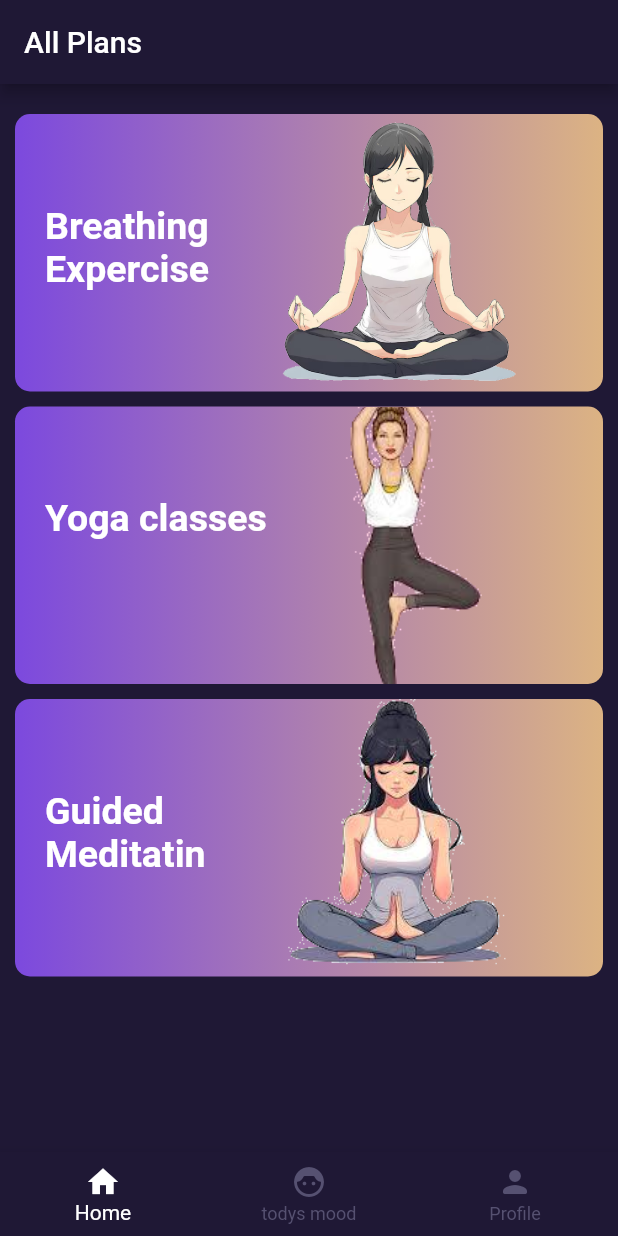
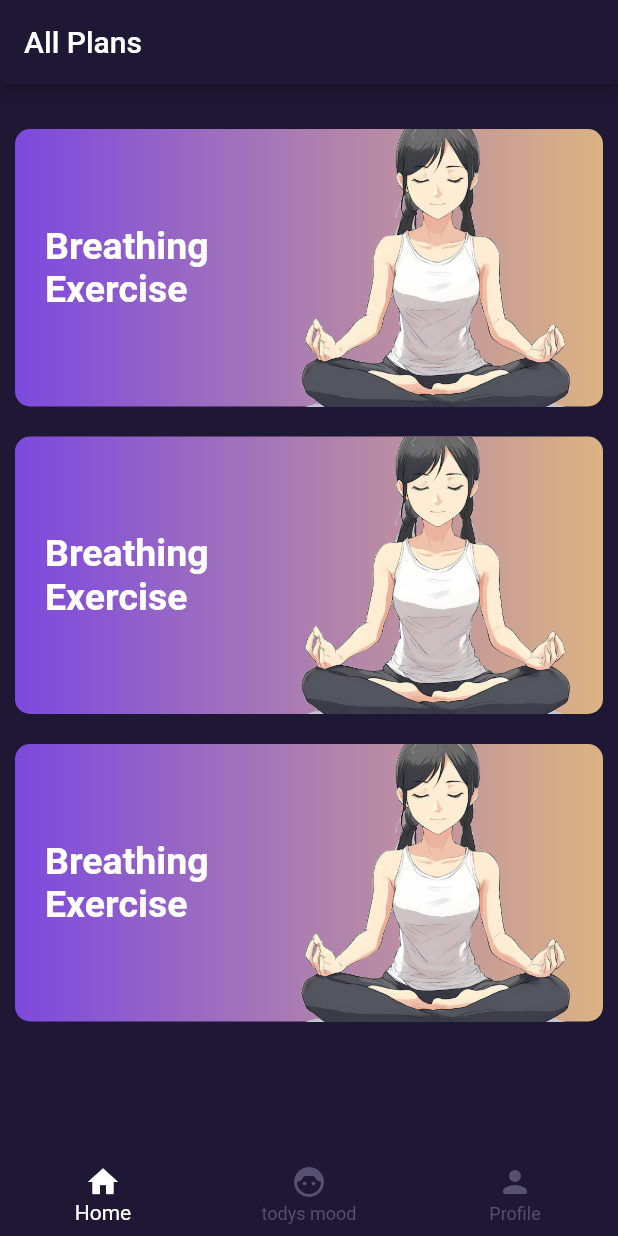
Before and after one commit to ankitachaudhari123/Namaste-Guide, a Flutter app: the screen it shows after launch, on a phone screen of 412 x 824 dp. Run offline on Flutter 3.47's test engine with Material 2 defaults, Android fonts, the phone set to English and light mode, and no system bars.

Commit message:
home page , expercise list and description of expercise this pages of ui done

```diff
--- a/lib/home_page.dart
+++ b/lib/home_page.dart
@@ -2,7 +2,8 @@ import 'package:flutter/material.dart';
 import 'package:flutter/src/widgets/framework.dart';
 import 'package:flutter/src/widgets/placeholder.dart';
 
-import 'breathing_expercise.dart';
+// import 'breathing_expercise.dart';
+import 'expersics.dart';
 
 class HomePage extends StatefulWidget {
   const HomePage({super.key});
@@ -22,169 +23,66 @@ class _HomePageState extends State<HomePage> {
       body: Container(
         width: double.infinity,
         height: double.infinity,
-        color: Color(0xff1f1835),
-        child: Container(
-                width: double.infinity,
-                height: double.infinity,
+        color: const Color(0xff1f1835),
         child: Padding(
-                  padding: const EdgeInsets.only(top: 20, bottom: 20),
+          padding: const EdgeInsets.symmetric(vertical: 20),
           child: Column(
             children: [
-                      Padding(
-                        padding: const EdgeInsets.only(bottom: 10, right: 10, left:10),
-                        child: GestureDetector(
-                          onTap: (){
+              Expanded(
+                child: ListView.builder(
+                  itemCount: 3,
+                  itemBuilder: (context, index) {
+                    return GestureDetector(
+                      onTap: () {
                         Navigator.push(
-                              context, MaterialPageRoute(builder: (context)=> Breathing_expercise())
+                          context,
+                          MaterialPageRoute(builder: (context) => const Breathing_expercise()), // Replace Placeholder with the correct widget
                         );
                       },
                       child: Container(
                         width: double.infinity,
                         height: 185,
+                        margin: const EdgeInsets.symmetric(horizontal: 10, vertical: 10),
                         decoration: BoxDecoration(
                           borderRadius: BorderRadius.circular(10),
-                            gradient: LinearGradient(
-                              colors:[Color(0xff7c49de), Color(0xffdcb383)],
+                          gradient: const LinearGradient(
+                            colors: [Color(0xff7c49de), Color(0xffdcb383)],
                             begin: Alignment.bottomLeft,
-                              end: Alignment.bottomRight
-                              )
+                            end: Alignment.bottomRight,
+                          ),
                         ),
                         child: Row(
                           children: [
                             Container(
                               width: 170,
-                                height: double.infinity,
-                                child: Padding(
-                                  padding: const EdgeInsets.only(top: 60, bottom: 60, left: 20),
-                                  child: Text(
-                                    "Breathing Expercise",
+                              padding: const EdgeInsets.symmetric(vertical: 60, horizontal: 20),
+                              child: const Text(
+                                "Breathing Exercise",
                                 style: TextStyle(
                                   color: Colors.white,
                                   fontSize: 25,
-                                      fontWeight: FontWeight.bold
+                                  fontWeight: FontWeight.bold,
                                 ),
                               ),
                             ),
-                              ),
-                              Container(
-                                width: 170,
-                                height: double.infinity,
-                                decoration: BoxDecoration(
+                            Expanded(
+                              child: Container(
+                                decoration: const BoxDecoration(
                                   image: DecorationImage(
                                     image: AssetImage('asset/breathing_expercise.png'),
-                                    fit: BoxFit.cover
-                                    )
+                                    fit: BoxFit.cover,
                                   ),
-                               )
-                            ],
-                          )
-                        ),
-                      ),
-                      ),
-                      Padding(
-                        padding: const EdgeInsets.only(bottom: 10, right: 10, left: 10),
-                        child: GestureDetector(
-                          onTap: (){
-                            Navigator.push(
-                              context, MaterialPageRoute(builder: (context)=> Breathing_expercise()),
-                            );
-                          },
-                        child: Container(
-                          width: double.infinity,
-                          height: 185,
-                          decoration: BoxDecoration(
-                            borderRadius: BorderRadius.circular(10),
-                            gradient: LinearGradient(
-                              colors: [Color(0xff7c49de), Color(0xffdcb383)],
-                              begin: Alignment.bottomLeft,
-                              end: Alignment.bottomRight
-                            )
-                          ),
-                               child: Row(
-                            children: [
-                              Container(
-                                width: 170,
-                                height: double.infinity,
-                                child: Padding(
-                                  padding: const EdgeInsets.only(top: 60, bottom: 60, left: 20),
-                                  child: Text(
-                                    "Yoga classes",
-                                    style: TextStyle(
-                                      color: Colors.white,
-                                      fontSize: 25,
-                                      fontWeight: FontWeight.bold
-                                    ),
-                                  ),
-                                ),
-                              ),
-                              Container(
-                                width: 170,
-                                height: double.infinity,
-                                decoration: BoxDecoration(
-                                  image: DecorationImage(
-                                    image: AssetImage('asset/yoga.png'),
-                                    fit: BoxFit.cover
-                                    )
-                                ),
-                               )
-                            ],
-                          )
-                        ),
-                      ),
-                      ),
-                      Padding(
-                        padding: const EdgeInsets.only(right: 10, left: 10),
-                        child:GestureDetector(
-                          onTap: (){
-                            Navigator.push(
-                              context, MaterialPageRoute(builder: (context)=> Breathing_expercise()),
-                            );
-                          },
-                        child: Container(
-                          width: double.infinity,
-                          height: 185,
-                          decoration: BoxDecoration(
-                            borderRadius: BorderRadius.circular(10),
-                            gradient: LinearGradient(
-                              colors: [Color(0xff7c49de), Color(0xffdcb383)],
-                              begin: Alignment.bottomLeft,
-                              end: Alignment.bottomRight
-                            )
-                          ),
-                               child: Row(
-                            children: [
-                              Container(
-                                width: 170,
-                                height: double.infinity,
-                                child: Padding(
-                                  padding: const EdgeInsets.only(top: 60, bottom: 60, left: 20),
-                                  child: Text(
-                                    "Guided Meditatin",
-                                    style: TextStyle(
-                                      color: Colors.white,
-                                      fontSize: 25,
-                                      fontWeight: FontWeight.bold
-                                    ),
-                                  ),
-                                ),
-                              ),
-                              Container(
-                                width: 170,
-                                height: double.infinity,
-                                decoration: BoxDecoration(
-                                  image: DecorationImage(
-                                    image: AssetImage('asset/meditation.png'),
-                                    fit: BoxFit.cover
-                                    )
-                                ),
-                               )
-                            ],
-                          )
                                 ),
                               ),
                             ),
                           ],
                         ),
+                      ),
+                    );
+                  },
+                ),
+              ),
+            ],
           ),
         ),
       ),
```
Also changed, not shown: lib/breathing_expercise.dart (deleted, +0 -54 lines), lib/expercise_desc.dart (added, +56 -0 lines), lib/expersics.dart (added, +84 -0 lines). Lines whose indentation alone changed are shown as unchanged.
